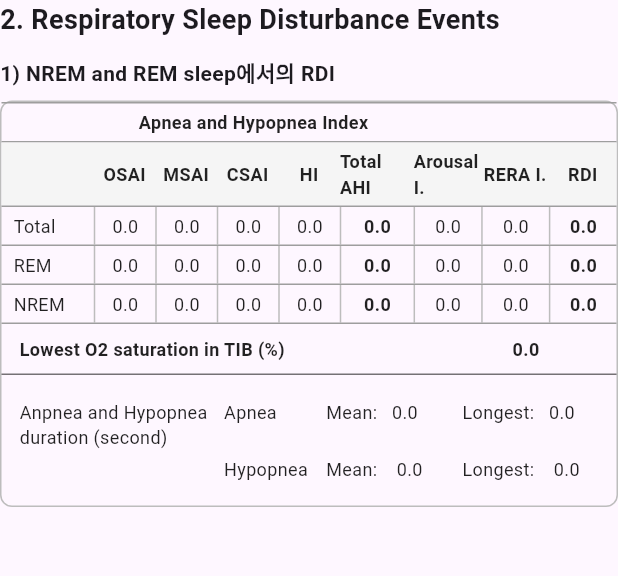
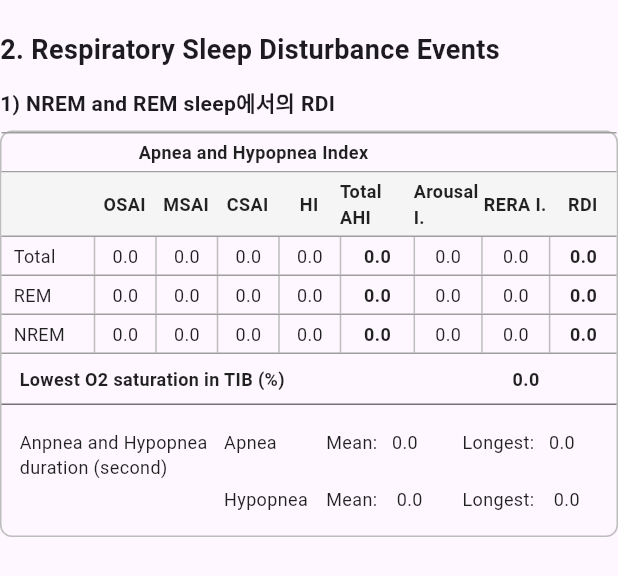
Before and after one commit to KU-BrainLab/oneclick_front, a Flutter app: the RespiratoryEventsWidget widget shown alone on an empty page, opened directly, on a phone screen of 412 x 824 dp. Shown: the top 576 px of the screen. Run offline on Flutter 3.47's test engine with Material 3 defaults, Android fonts, the phone set to English and light mode, and no system bars; our stand-ins replace fl_chart, flutter_svg, go_router, hive, hive_flutter, syncfusion_flutter_charts; accounts and stored records are empty; network calls fail; Roboto replaces fonts that are missing (DotumBold).

```diff
--- a/lib/widget/sleep_result/respiratory_events_widget.dart
+++ b/lib/widget/sleep_result/respiratory_events_widget.dart
@@ -13,11 +13,11 @@ class RespiratoryEventsWidget extends StatelessWidget {
     return Column(
       crossAxisAlignment: CrossAxisAlignment.start,
       children: [
+        const SizedBox(height: 20),
         const Text('2. Respiratory Sleep Disturbance Events', style: TextStyle(fontSize: 18, fontWeight: FontWeight.bold)),
         const SizedBox(height: 12),
-        // 1. 소제목을 사각형 밖으로 이동시켰습니다.
         const Padding(
-          padding: EdgeInsets.only(bottom: 8.0), // 위젯 간의 간격을 위해 하단에만 padding 적용
+          padding: EdgeInsets.only(bottom: 8.0),
           child: Text('1) NREM and REM sleep에서의 RDI', style: TextStyle(fontWeight: FontWeight.bold)),
         ),
         Container(
@@ -28,7 +28,6 @@ class RespiratoryEventsWidget extends StatelessWidget {
           child: Column(
             crossAxisAlignment: CrossAxisAlignment.start,
             children: [
-              // 소제목이 있던 자리는 비워둡니다.
               _buildRdiTable(headerStyle, labelStyle, valueStyle),
               _buildO2SaturationRow(labelStyle, valueStyle),
               const Divider(height: 1, thickness: 1, color: Colors.black54),
```
Also changed, not shown: lib/widget/page1/default_line_chart.dart (+3 -5 lines), pubspec.lock.
